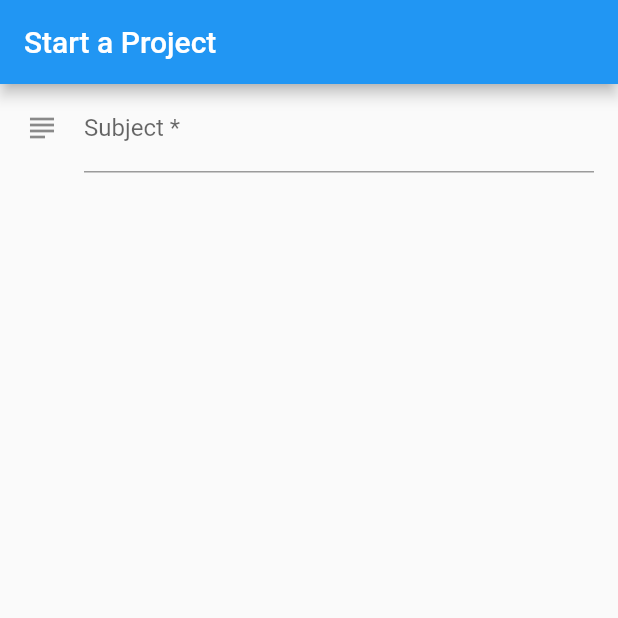
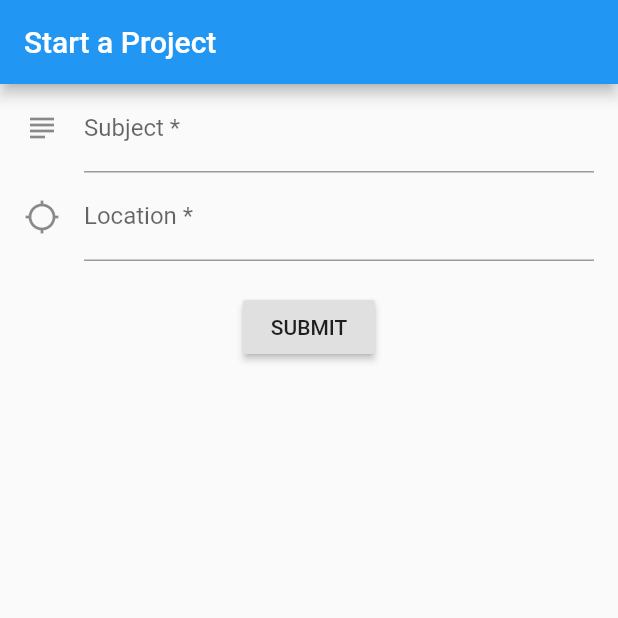
Before and after one commit to patrick310/ponder, a Flutter app: the screen it shows after launch, on a phone screen of 412 x 824 dp, the top half of it. Run offline on Flutter 3.47's test engine with Material 2 defaults, Android fonts, the phone set to English and light mode, and no system bars.

Commit message:
Finished "Start a Project" logic and added submit button

```diff
--- a/lib/main.dart
+++ b/lib/main.dart
@@ -1,5 +1,4 @@
 import 'package:flutter/material.dart';
-import 'project_view.dart';
 import 'project_creation_view.dart';
 
 void main() {
--- a/lib/project_creation_view.dart
+++ b/lib/project_creation_view.dart
@@ -2,7 +2,6 @@ import 'dart:async';
 
 import 'package:flutter/material.dart';
 
-import 'package:flutter/services.dart';
 
 class CreateProjectPage extends StatefulWidget {
   const CreateProjectPage({Key key}) : super(key: key);
@@ -94,6 +93,26 @@ class CreateProjectPageState extends State<CreateProjectPage> {
                   project.subject = value;
                 },
               ),
-                ])));
+              new TextFormField(
+                decoration: const InputDecoration(
+                  icon: const Icon(Icons.location_searching),
+                  hintText: 'Where will the camera be located?',
+                  labelText: 'Location *',
+                ),
+                onSaved: (String value) {
+                  project.location = value;
+                },
+              ),
+              new Container(
+                padding: const EdgeInsets.all(20.0),
+                alignment: const FractionalOffset(0.5, 0.5),
+                child: new RaisedButton(
+                  child: const Text('SUBMIT'),
+                  onPressed: _handleSubmitted,
+                ),
+              ),
+            ],
+          )),
+    );
   }
 }
```
Also changed, not shown: lib/project_detail_view.dart (deleted, +0 -113 lines). Lines whose indentation alone changed are shown as unchanged.
